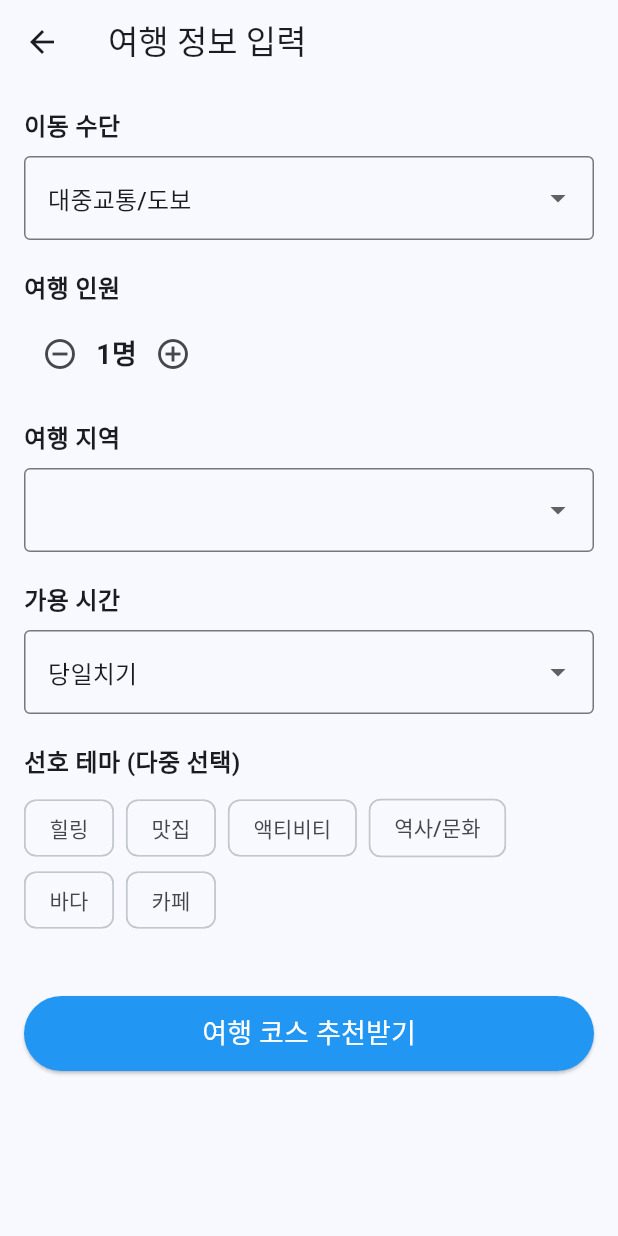
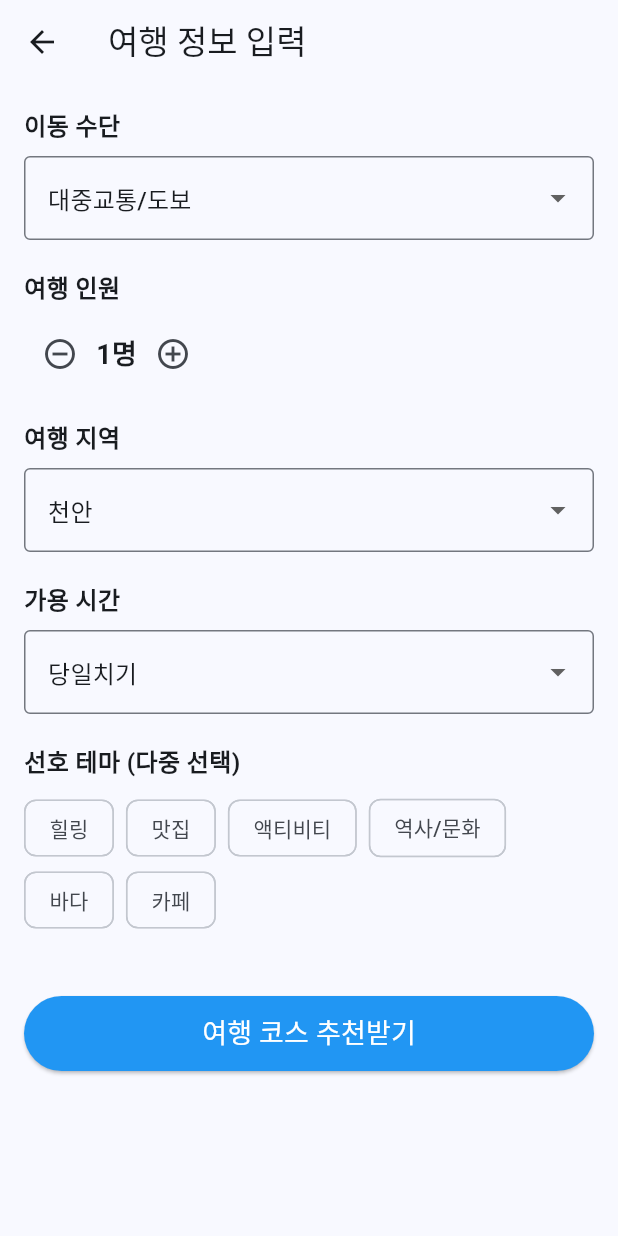
Before and after one commit to jinyoung0412/AI-Travel-Planner, a Flutter app: the TravelInputScreen screen opened directly, on a phone screen of 412 x 824 dp. Run offline on Flutter 3.47's test engine with Material 3 defaults, Android fonts, the phone set to English and light mode, and no system bars.

Commit message:
정보 입력부, 정보 출력부 코드 수정

```diff
--- a/android_app/lib/travel_input_screen.dart
+++ b/android_app/lib/travel_input_screen.dart
@@ -12,7 +12,7 @@
 class _TravelInputScreenState extends State<TravelInputScreen> {
   String selectedTransport = '대중교통/도보';
   int personCount = 1;
-  String selectedRegion = '충남 전체';
+  String selectedRegion = '천안';
   String duration = '당일치기';
   final List<String> selectedThemes = [];
   bool isLoading = false;
```
